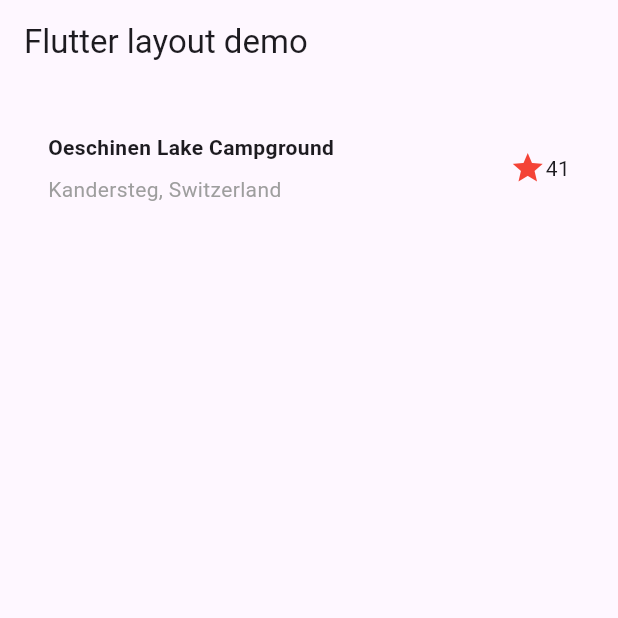
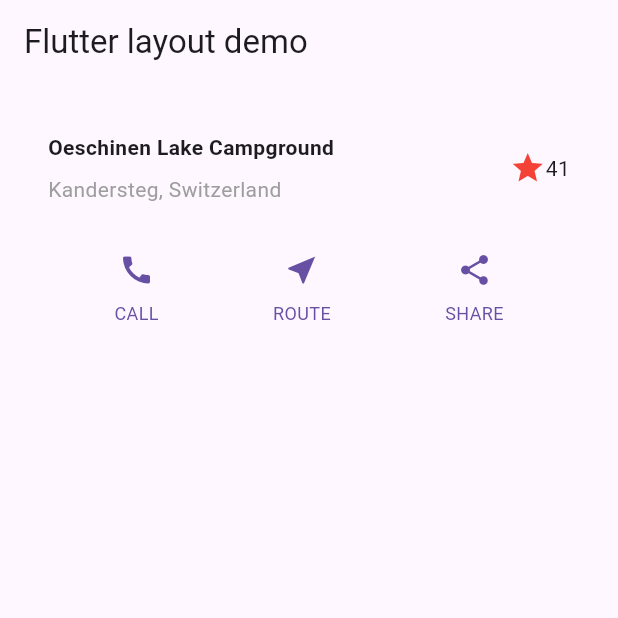
Before and after one commit to Mahir-2003/flutter-practice, a Flutter app: the screen it shows after launch, on a phone screen of 412 x 824 dp, the top half of it. Run offline on Flutter 3.47's test engine with Material 3 defaults, Android fonts, the phone set to English and light mode, and no system bars; missing offline and left inert: dart:ffi.

Commit message:
added ButtonSection and ButtonWithText

```diff
--- a/layout_interactivity_tutorial/lib/main.dart
+++ b/layout_interactivity_tutorial/lib/main.dart
@@ -21,7 +21,9 @@ class MyApp extends StatelessWidget {
             children: [
               TitleSection(
                 name: 'Oeschinen Lake Campground',
-                location: 'Kandersteg, Switzerland',)
+                location: 'Kandersteg, Switzerland',
+                ),
+              ButtonSection()
             ],
           ),
         ),
@@ -70,3 +72,61 @@ class TitleSection extends StatelessWidget {
     );
   }
 }
+
+class ButtonSection extends StatelessWidget {
+  const ButtonSection({super.key});
+
+  @override
+  Widget build(BuildContext context) {
+    final Color color = Theme.of(context).primaryColor;
+
+    return SizedBox(
+      child: Row(
+        mainAxisAlignment: MainAxisAlignment.spaceEvenly,
+        children: [
+          ButtonWithText(color: color, icon: Icons.call, label: "CALL"),
+          ButtonWithText(color: color, icon: Icons.near_me, label: "ROUTE"),
+          ButtonWithText(color: color, icon: Icons.share, label: "SHARE")
+        ],
+      )
+    );
+  }
+}
+
+class ButtonWithText extends StatelessWidget {
+  const ButtonWithText({
+    super.key,
+    required this.color,
+    required this.icon,
+    required this.label,
+    });
+
+    final Color color;
+    final IconData icon;
+    final String label;
+
+    @override
+  Widget build(BuildContext context) {
+    return Column(
+      mainAxisSize: MainAxisSize.min,
+      mainAxisAlignment: MainAxisAlignment.center,
+      children: [
+        Icon(
+          icon,
+          color: color),
+        Padding(
+          padding: const EdgeInsets.only(top: 8),
+          child: Text(
+            label,
+            style: TextStyle(
+              fontSize: 12,
+              fontWeight: FontWeight.w400,
+              color: color
+            )
+          )
+        ),
+      ],
+    );
+  }
+
+}
```
